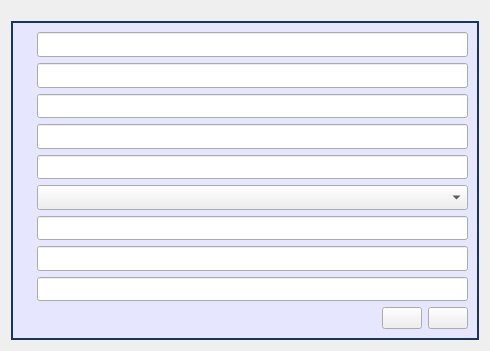
Old version of the form meter/report.ui in the repository cagavriloaie/WFlowLab.
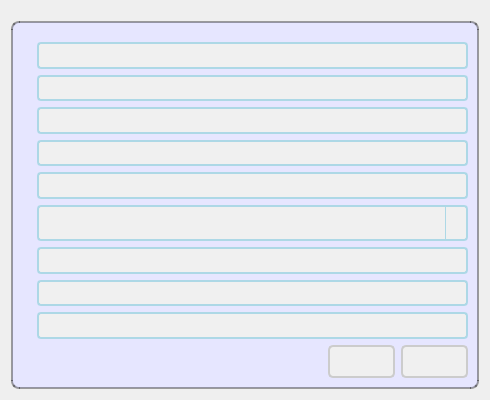
New version of the form. Icons and pictures are not drawn.

The edit to the form file:
```diff
--- a/meter/report.ui
+++ b/meter/report.ui
@@ -7,19 +7,19 @@
     <x>0</x>
     <y>0</y>
     <width>490</width>
-    <height>351</height>
+    <height>400</height>
    </rect>
   </property>
   <property name="minimumSize">
    <size>
     <width>490</width>
-    <height>351</height>
+    <height>400</height>
    </size>
   </property>
   <property name="maximumSize">
    <size>
     <width>490</width>
-    <height>351</height>
+    <height>400</height>
    </size>
   </property>
   <property name="windowTitle">
@@ -30,96 +30,100 @@
     <normaloff>WStreamLab.ico</normaloff>WStreamLab.ico</iconset>
   </property>
   <property name="styleSheet">
-   <string notr="true">QPushButton:hover {
-       background-color: #d7d9d7;
+   <string notr="true">/* Common styles */
+* {
+    font-family: &quot;Segoe UI&quot;;
+    font-size: 12pt;
 }
 
-QLabel 
-{
-	font-family: &quot;Segoe UI&quot;;
-	font-size: 12pt;
+/* QPushButton */
+QPushButton {
+    padding: 5px 10px;
+    border: 2px solid #ccc; /* Light gray border */
+    background-color: #f0f0f0; /* Light gray background */
+    border-radius: 5px; /* Rounded corners */
 }
 
-QComboBox 
-{
-	font-family: &quot;Segoe UI&quot;;
-	font-size: 12pt;
+QPushButton:hover {
+    background-color: #d7d9d7; /* Light gray background on hover */
+    border: 2px solid #aaa; /* Darker gray border on hover */
 }
 
-QGroupBox  {
-    border: 2px solid gray;
-    border-color: #FF17365D;
-    background-color: #E6E6FF;
-	font-family: &quot;Segoe UI&quot;;
-	font-size: 12pt;
+/* QComboBox */
+QComboBox {
+    border: 2px solid #ADD8E6; /* Light blue border */
+    border-radius: 4px; /* Rounded corners */
+    padding: 2px;
+    min-height: 28px; /* Adjust the minimum height */
+    background-color: #f0f0f0; /* Light gray background */
+}
+
+QComboBox QAbstractItemView {
+    border: 2px solid #ADD8E6; /* Light blue border for the dropdown */
+}
+
+QComboBox::drop-down {
+    subcontrol-origin: padding;
+    subcontrol-position: top right;
+    width: 20px; /* Adjust width as needed */
+    border-left: 1px solid #ADD8E6; /* Light blue border for the drop-down button */
+}
+
+QComboBox::down-arrow {
+    width: 0;
+    height: 0;
+}
+
+QComboBox::down-arrow:disabled {
+    image: url(circle.png); /* Replace with your own circle image */
+    width: 16px; /* Adjust width of circle */
+    height: 16px; /* Adjust height of circle */
+}
+
+/* QLineEdit */
+QLineEdit {
+    border: 2px solid #ADD8E6; /* Light blue border */
+    border-radius: 4px; /* Rounded corners */
+    height: 28px; /* Adjusted height */
+    padding: 2px; /* Adjust padding if needed */
+    background-color: #f0f0f0; /* Light gray background */
+}
+
+/* QRadioButton */
+QRadioButton::indicator {
+    width: 14px; /* Adjusted width */
+    height: 14px; /* Adjusted height */
+    border-radius: 7px;
+}
+
+QRadioButton::indicator:checked {
+    background-color: black;
+    border: 4px solid black; /* Added border style */
+}
+
+QRadioButton::indicator:unchecked {
+    background-color: white;
+    border: 4px solid black; /* Added border style */
+}
+
+/* QGroupBox */
+QGroupBox {
+    border: 2px solid black;
+    border-color: rgba(0, 0, 0, 0.36); /* Black with transparency */
+    background-color: #E6E6FF; /* Light purple background */
+    font-family: &quot;Segoe UI&quot;;
+    font-size: 12pt;
     margin-top: 10px;
+    border-radius: 8px; /* Rounded corners */
+    padding-top: 10px; /* Padding for the top of the group box */
 }
 
 QGroupBox::title {
     subcontrol-origin: margin;
     left: 7px;
-    padding: -5px 5px 0px 5px;
+    padding: 5px; /* Adjusted padding for better appearance */
 }
-
-QMenu {
-    background-color: white;
-    margin: 2px; /* some spacing around the menu */
-}
-
-QMenu::item {
-    padding: 2px 25px 2px 20px;
-    border: 1px solid transparent; /* reserve space for selection border */
-}
-
-QMenu::item:selected {
-    border-color: darkblue;
-    background: rgba(100, 100, 100, 150);
-}
-
-QRadioButton {
-   padding-left: 20px; 
-   padding-right: 20px;
-}
-
-QRadioButton::indicator {
-    width:                  10px; 
-    height:                 10px;
-    border-radius:       7px;
-}
-
-QRadioButton::indicator:checked {
-    background-color:       black;
-    border:                         4px;
-}
-
-QRadioButton::indicator:unchecked {
-    background-color:       white;
-    border:                         4px;
-}
-
-QEdit 
-{
-	font-family: &quot;Segoe UI&quot;;
-	font-size: 12pt;
-}
-
-QFrame[frameShape=&quot;4&quot;] /* QFrame::HLine == 0x0004 */
-{
-    color: red;
-}
-
-QFrame[frameShape=&quot;5&quot;] /* QFrame::VLine == 0x0005 */
-{
-    color: green;
-}
-
-QMessageBox  {
- 	font-family: &quot;Segoe UI&quot;;
-	font-size: 12pt;
-    border-width: 2px;
-    border-radius: 10px;
-    color: green;
-}</string>
+</string>
   </property>
   <layout class="QGridLayout" name="gridLayout_3">
    <item row="0" column="0">
@@ -148,8 +152,15 @@
           </item>
           <item row="0" column="1">
            <widget class="QLineEdit" name="leAutorizatiaNumarul">
+            <property name="minimumSize">
+             <size>
+              <width>0</width>
+              <height>24</height>
+             </size>
+            </property>
             <property name="font">
              <font>
+              <family>Segoe UI</family>
               <pointsize>12</pointsize>
              </font>
             </property>
@@ -157,8 +168,15 @@
           </item>
           <item row="2" column="1">
            <widget class="QLineEdit" name="leBeneficiar">
+            <property name="minimumSize">
+             <size>
+              <width>23</width>
+              <height>24</height>
+             </size>
+            </property>
             <property name="font">
              <font>
+              <family>Segoe UI</family>
               <pointsize>12</pointsize>
              </font>
             </property>
@@ -187,8 +205,15 @@
           </item>
           <item row="3" column="1">
            <widget class="QLineEdit" name="leCoduldinLt">
+            <property name="minimumSize">
+             <size>
+              <width>0</width>
+              <height>24</height>
+             </size>
+            </property>
             <property name="font">
              <font>
+              <family>Segoe UI</family>
               <pointsize>12</pointsize>
              </font>
             </property>
@@ -196,6 +221,12 @@
           </item>
           <item row="5" column="1">
            <widget class="QComboBox" name="cbValabilitate">
+            <property name="minimumSize">
+             <size>
+              <width>0</width>
+              <height>24</height>
+             </size>
+            </property>
             <property name="font">
              <font>
               <family>Segoe UI</family>
@@ -206,8 +237,15 @@
           </item>
           <item row="1" column="1">
            <widget class="QLineEdit" name="leNumarInregistrare">
+            <property name="minimumSize">
+             <size>
+              <width>0</width>
+              <height>24</height>
+             </size>
+            </property>
             <property name="font">
              <font>
+              <family>Segoe UI</family>
               <pointsize>12</pointsize>
              </font>
             </property>
@@ -215,8 +253,15 @@
           </item>
           <item row="6" column="1">
            <widget class="QLineEdit" name="leCost">
+            <property name="minimumSize">
+             <size>
+              <width>0</width>
+              <height>24</height>
+             </size>
+            </property>
             <property name="font">
              <font>
+              <family>Segoe UI</family>
               <pointsize>12</pointsize>
              </font>
             </property>
@@ -231,8 +276,15 @@
           </item>
           <item row="4" column="1">
            <widget class="QLineEdit" name="leNormativ">
+            <property name="minimumSize">
+             <size>
+              <width>0</width>
+              <height>24</height>
+             </size>
+            </property>
             <property name="font">
              <font>
+              <family>Segoe UI</family>
               <pointsize>12</pointsize>
              </font>
             </property>
@@ -254,8 +306,15 @@
           </item>
           <item row="7" column="1">
            <widget class="QLineEdit" name="leVerificatorMetrolog">
+            <property name="minimumSize">
+             <size>
+              <width>0</width>
+              <height>24</height>
+             </size>
+            </property>
             <property name="font">
              <font>
+              <family>Segoe UI</family>
               <pointsize>12</pointsize>
              </font>
             </property>
@@ -270,8 +329,15 @@
           </item>
           <item row="8" column="1">
            <widget class="QLineEdit" name="leLoculEfectuariiVerificarii">
+            <property name="minimumSize">
+             <size>
+              <width>0</width>
+              <height>24</height>
+             </size>
+            </property>
             <property name="font">
              <font>
+              <family>Segoe UI</family>
               <pointsize>12</pointsize>
              </font>
             </property>
@@ -311,7 +377,8 @@
            <widget class="QPushButton" name="pbGenerareBV">
             <property name="font">
              <font>
-              <pointsize>9</pointsize>
+              <family>Segoe UI</family>
+              <pointsize>12</pointsize>
              </font>
             </property>
             <property name="focusPolicy">
```
